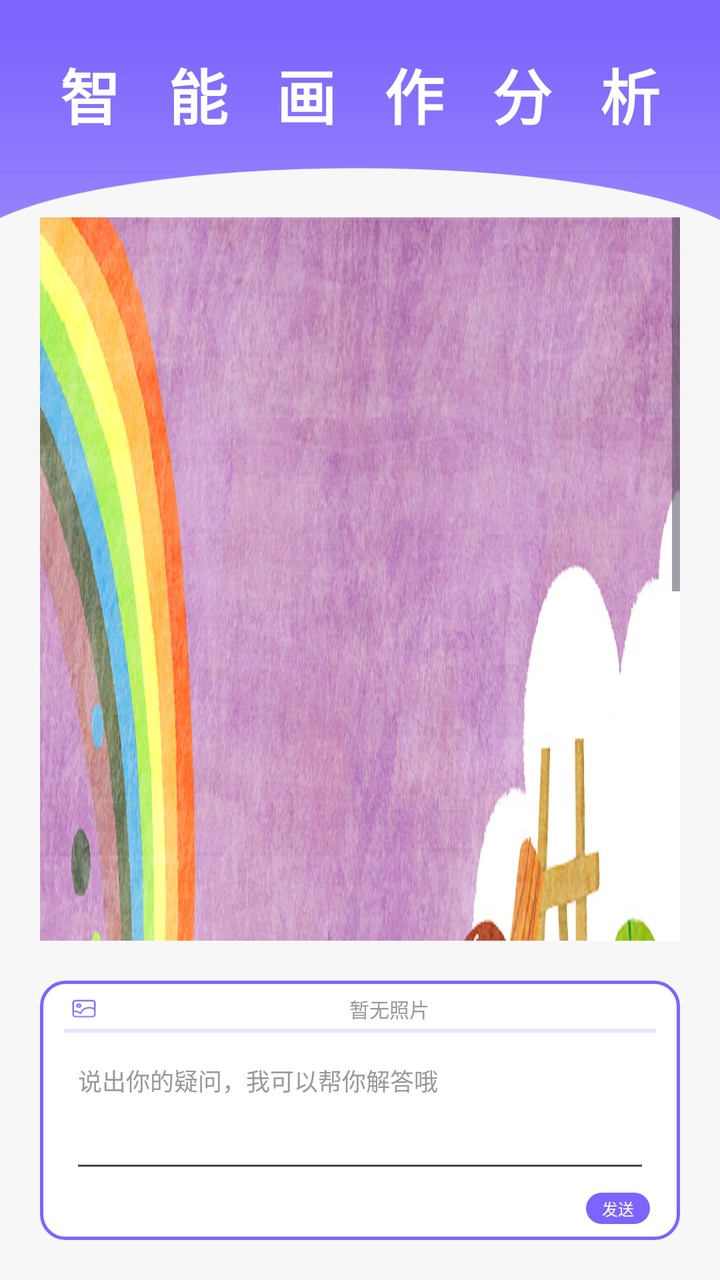
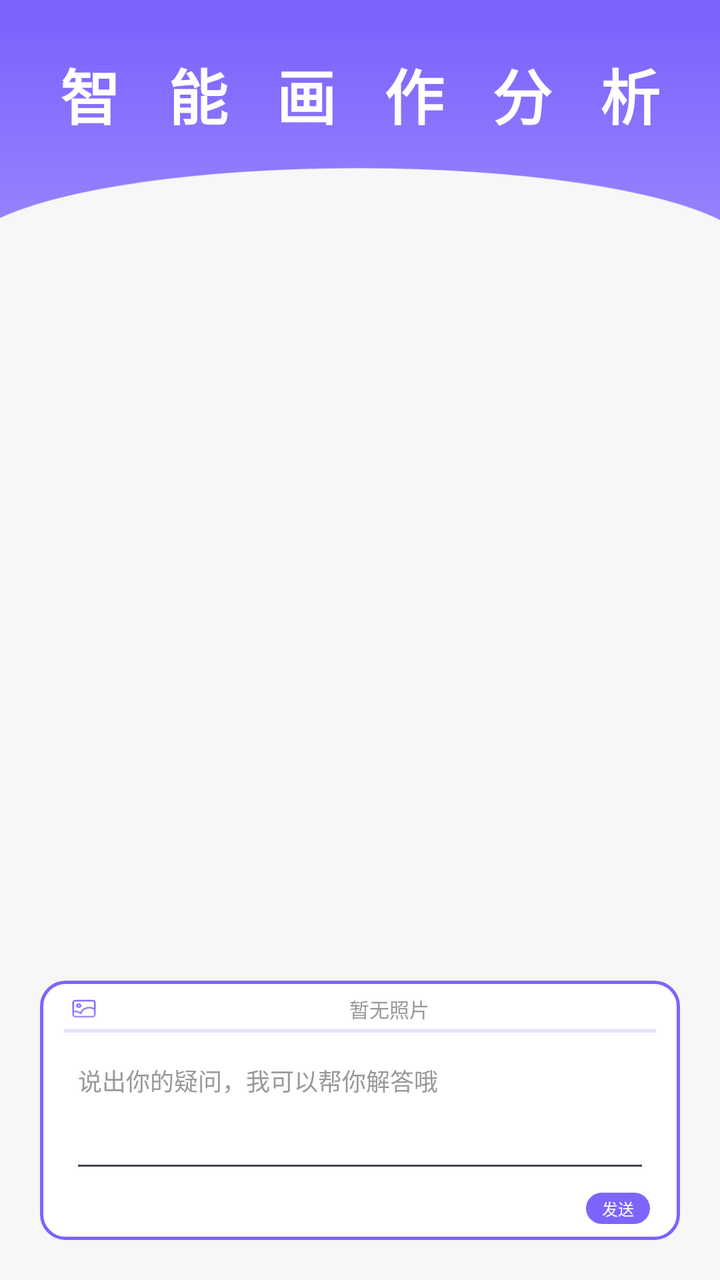

An Android layout rendered at two revisions. The XML below is the earlier revision; the diff shows what the commit changed to produce the second picture.
<!-- AndroidManifest.xml: application theme Theme.AIDraw -->
<!-- res/layout/activity_intelligent.xml -->
<?xml version="1.0" encoding="utf-8"?>
<androidx.constraintlayout.widget.ConstraintLayout xmlns:android="http://schemas.android.com/apk/res/android"
    xmlns:app="http://schemas.android.com/apk/res-auto"
    xmlns:tools="http://schemas.android.com/tools"
    android:layout_width="match_parent"
    android:layout_height="match_parent"
    android:background="#F7F7F7"
    tools:context=".CommunityFragment">

    <View
        android:id="@+id/view"
        android:layout_width="match_parent"
        android:layout_height="110dp"
        android:background="@drawable/homework_and_points_top"
        app:layout_constraintTop_toTopOf="parent" />

    <TextView
        android:id="@+id/textView"
        android:layout_width="match_parent"
        android:layout_height="wrap_content"
        android:layout_marginTop="25dp"
        android:gravity="center"
        android:letterSpacing="0.8"
        android:text="智能画作分析"
        android:textColor="#FFFFFFFF"
        android:textSize="30sp"
        android:textStyle="bold"
        app:layout_constraintTop_toTopOf="parent" />

    <ScrollView
        android:id="@+id/scrollView3"
        android:layout_width="match_parent"
        android:layout_height="0dp"
        android:layout_marginTop="40dp"
        android:layout_marginLeft="20dp"
        android:layout_marginRight="20dp"
        android:layout_marginBottom="20dp"
        app:layout_constraintBottom_toTopOf="@+id/constraintLayout"
        app:layout_constraintTop_toBottomOf="@+id/textView">

        <androidx.constraintlayout.widget.ConstraintLayout
            android:layout_width="match_parent"
            android:layout_height="wrap_content">

            <ImageView
                android:id="@+id/imageView"
                android:layout_width="match_parent"
                android:layout_height="700dp"
                android:scaleType="fitXY"
                android:src="@drawable/works"
                app:layout_constraintTop_toTopOf="parent"/>
        </androidx.constraintlayout.widget.ConstraintLayout>
    </ScrollView>

    <androidx.constraintlayout.widget.ConstraintLayout
        android:id="@+id/constraintLayout"
        android:layout_width="match_parent"
        android:layout_height="wrap_content"
        android:background="@drawable/edittext_12"
        android:layout_margin="20dp"
        app:layout_constraintBottom_toBottomOf="parent"
        app:layout_constraintEnd_toEndOf="parent"
        app:layout_constraintStart_toStartOf="parent">
        
        <ImageView
            android:id="@+id/imageView_intelligent"
            android:layout_width="14dp"
            android:layout_height="12dp"
            android:src="@drawable/ai_picture"
            android:scaleType="fitXY"
            android:layout_marginLeft="15dp"
            android:layout_marginTop="8dp"
            app:layout_constraintTop_toTopOf="parent"
            app:layout_constraintStart_toStartOf="parent" />

        <TextView
            android:id="@+id/intelligent_image"
            android:layout_width="wrap_content"
            android:layout_height="wrap_content"
            android:layout_marginLeft="20dp"
            android:layout_marginRight="20dp"
            android:textColor="#FF999999"
            android:textSize="10dp"
            android:text="暂无照片"
            app:layout_constraintTop_toTopOf="@+id/imageView_intelligent"
            app:layout_constraintBottom_toBottomOf="@+id/imageView_intelligent"
            app:layout_constraintStart_toEndOf="@+id/imageView_intelligent"
            app:layout_constraintEnd_toEndOf="parent"/>

        <View
            android:id="@+id/view2"
            android:layout_width="match_parent"
            android:layout_height="2dp"
            android:background="#FFE8E3FF"
            android:layout_marginTop="4dp"
            android:layout_marginLeft="12dp"
            android:layout_marginRight="12dp"
            app:layout_constraintTop_toBottomOf="@+id/imageView_intelligent"
            app:layout_constraintEnd_toEndOf="parent"
            app:layout_constraintStart_toStartOf="parent" />

        <EditText
            android:id="@+id/editText"
            android:layout_width="match_parent"
            android:layout_height="70dp"
            android:textColor="#FF999999"
            android:textSize="12sp"
            android:text="说出你的疑问，我可以帮你解答哦"
            android:minLines="1"
            android:gravity="top"
            android:layout_marginTop="5dp"
            android:layout_marginLeft="15dp"
            android:layout_marginRight="15dp"
            app:layout_constraintTop_toBottomOf="@+id/view2"
            app:layout_constraintEnd_toEndOf="parent"
            app:layout_constraintStart_toStartOf="parent" />

        <TextView
            android:id="@+id/send"
            android:layout_width="wrap_content"
            android:layout_height="wrap_content"
            android:background="@drawable/point_2"
            android:paddingLeft="8dp"
            android:paddingRight="8dp"
            android:paddingTop="2dp"
            android:paddingBottom="2dp"
            android:gravity="center"
            android:text="发送"
            android:textColor="#FFFFFFFF"
            android:textSize="8sp"
            android:layout_marginTop="5dp"
            android:layout_marginRight="15dp"
            android:layout_marginBottom="8dp"
            app:layout_constraintTop_toBottomOf="@+id/editText"
            app:layout_constraintBottom_toBottomOf="parent"
            app:layout_constraintEnd_toEndOf="parent" />
    </androidx.constraintlayout.widget.ConstraintLayout>
</androidx.constraintlayout.widget.ConstraintLayout>
<!-- resources referenced by this layout -->
<resources>
  <!-- drawable ai_picture: png bitmap (drawable, 1239 bytes) -->
  <!-- drawable edittext_12 (drawable) -->
  <?xml version="1.0" encoding="utf-8"?>
  
  <shape xmlns:android="http://schemas.android.com/apk/res/android">
      <stroke
          android:width="1.5dp"
          android:color="#FF7E64FD"/>
  
      <solid
          android:color="#FFFFFF"/>
  
      <corners
          android:bottomLeftRadius="12dp"
          android:bottomRightRadius="12dp"
          android:topLeftRadius="12dp"
          android:topRightRadius="12dp"/>
  </shape>
  <!-- drawable homework_and_points_top: png bitmap (drawable, 6838 bytes) -->
  <!-- drawable point_2 (drawable) -->
  <?xml version="1.0" encoding="utf-8"?>
  
  <shape xmlns:android="http://schemas.android.com/apk/res/android">
  
      <solid
          android:color="#FF7E64FD"/>
  
      <corners
          android:bottomLeftRadius="39dp"
          android:bottomRightRadius="39dp"
          android:topLeftRadius="39dp"
          android:topRightRadius="39dp"/>
  </shape>
  <!-- drawable works: jpg bitmap (drawable, 763510 bytes) -->
  <style name="Theme.AIDraw" parent="Base.Theme.AIDraw" />
  <style name="Base.Theme.AIDraw" parent="Theme.Material3.DayNight.NoActionBar">
          
          
      </style>
</resources>

<!-- the commit's change to res/layout/activity_intelligent.xml (unified diff, before → after) -->
@@ -40,15 +40,16 @@
 
         <androidx.constraintlayout.widget.ConstraintLayout
             android:layout_width="match_parent"
-            android:layout_height="wrap_content">
-
-            <ImageView
-                android:id="@+id/imageView"
+            android:layout_height="wrap_content"
+            android:animateLayoutChanges="true">
+
+            <androidx.recyclerview.widget.RecyclerView
+                android:id="@+id/recyclerView"
                 android:layout_width="match_parent"
-                android:layout_height="700dp"
-                android:scaleType="fitXY"
-                android:src="@drawable/works"
-                app:layout_constraintTop_toTopOf="parent"/>
+                android:layout_height="wrap_content"
+                tools:listitem="@layout/item_container_message"
+                app:layout_constraintTop_toTopOf="parent"
+                app:layout_constraintBottom_toBottomOf="parent"/>
         </androidx.constraintlayout.widget.ConstraintLayout>
     </ScrollView>
 
@@ -136,3 +137,99 @@
             app:layout_constraintEnd_toEndOf="parent" />
     </androidx.constraintlayout.widget.ConstraintLayout>
 </androidx.constraintlayout.widget.ConstraintLayout>
+<!-- res/layout/item_container_message.xml (included above) -->
+<?xml version="1.0" encoding="utf-8"?>
+<androidx.constraintlayout.widget.ConstraintLayout xmlns:android="http://schemas.android.com/apk/res/android"
+    android:layout_width="match_parent"
+    android:layout_height="wrap_content"
+    xmlns:app="http://schemas.android.com/apk/res-auto">
+
+    <androidx.constraintlayout.widget.ConstraintLayout
+        android:id="@+id/constraintLayout1"
+        android:layout_width="match_parent"
+        android:layout_height="wrap_content"
+        app:layout_constraintTop_toTopOf="parent">
+
+        <androidx.cardview.widget.CardView
+            android:id="@+id/imageView"
+            android:layout_width="32dp"
+            android:layout_height="32dp"
+            android:layout_margin="10dp"
+            app:cardCornerRadius="360dp"
+            app:layout_constraintEnd_toEndOf="parent"
+            app:layout_constraintTop_toTopOf="parent">
+
+            <ImageView
+                android:id="@+id/send_head"
+                android:layout_width="match_parent"
+                android:layout_height="match_parent"
+                android:background="#FF999999"/>
+        </androidx.cardview.widget.CardView>
+
+        <TextView
+            android:id="@+id/send_message"
+            android:layout_width="300dp"
+            android:layout_height="wrap_content"
+            android:layout_marginRight="10dp"
+            android:textColor="#FFFFFF"
+            android:textSize="11sp"
+            android:padding="10dp"
+            android:background="@drawable/background_send_message"
+            app:layout_constraintTop_toTopOf="@+id/imageView"
+            app:layout_constraintEnd_toStartOf="@+id/imageView"/>
+
+        <androidx.cardview.widget.CardView
+            android:id="@+id/imageView2"
+            android:layout_width="wrap_content"
+            android:layout_height="wrap_content"
+            android:layout_margin="10dp"
+            app:cardCornerRadius="8dp"
+            app:layout_constraintTop_toBottomOf="@+id/send_message"
+            app:layout_constraintEnd_toEndOf="@+id/send_message"
+            app:layout_constraintBottom_toBottomOf="parent">
+
+            <ImageView
+                android:id="@+id/send_work"
+                android:adjustViewBounds="true"
+                android:layout_width="wrap_content"
+                android:layout_height="wrap_content"
+                android:maxHeight="75dp"/>
+        </androidx.cardview.widget.CardView>
+    </androidx.constraintlayout.widget.ConstraintLayout>
+
+    <androidx.constraintlayout.widget.ConstraintLayout
+        android:id="@+id/constraintLayout2"
+        android:layout_width="match_parent"
+        android:layout_height="wrap_content"
+        app:layout_constraintTop_toBottomOf="@+id/constraintLayout1"
+        app:layout_constraintBottom_toBottomOf="parent">
+
+        <androidx.cardview.widget.CardView
+            android:id="@+id/imageView3"
+            android:layout_width="32dp"
+            android:layout_height="32dp"
+            android:layout_margin="10dp"
+            app:cardCornerRadius="360dp"
+            app:layout_constraintStart_toStartOf="parent"
+            app:layout_constraintTop_toTopOf="parent">
+
+            <ImageView
+                android:id="@+id/receive_head"
+                android:layout_width="match_parent"
+                android:layout_height="match_parent"
+                android:background="#FFDA29"/>
+        </androidx.cardview.widget.CardView>
+
+        <TextView
+            android:id="@+id/receive_message"
+            android:layout_width="300dp"
+            android:layout_height="wrap_content"
+            android:layout_marginLeft="10dp"
+            android:textColor="#333333"
+            android:textSize="11sp"
+            android:padding="10dp"
+            android:background="@drawable/background_receive_message"
+            app:layout_constraintTop_toTopOf="@+id/imageView3"
+            app:layout_constraintStart_toEndOf="@+id/imageView3"/>
+    </androidx.constraintlayout.widget.ConstraintLayout>
+</androidx.constraintlayout.widget.ConstraintLayout>
<!-- resource entries referenced after the edit -->
@@ -1,6 +1,26 @@
 <!-- resources referenced by this layout -->
 <resources>
   <!-- drawable ai_picture: png bitmap (drawable, 1239 bytes) -->
+  <!-- drawable background_receive_message (drawable) -->
+  <?xml version="1.0" encoding="utf-8"?>
+  <shape xmlns:android="http://schemas.android.com/apk/res/android">
+  
+      <solid
+          android:color="#FFDA29"/>
+  
+      <corners
+          android:radius="8dp"/>
+  </shape>
+  <!-- drawable background_send_message (drawable) -->
+  <?xml version="1.0" encoding="utf-8"?>
+  <shape xmlns:android="http://schemas.android.com/apk/res/android">
+  
+      <solid
+          android:color="#7E64FD"/>
+  
+      <corners
+          android:radius="8dp"/>
+  </shape>
   <!-- drawable edittext_12 (drawable) -->
   <?xml version="1.0" encoding="utf-8"?>
   
@@ -33,7 +53,6 @@
           android:topLeftRadius="39dp"
           android:topRightRadius="39dp"/>
   </shape>
-  <!-- drawable works: jpg bitmap (drawable, 763510 bytes) -->
   <style name="Theme.AIDraw" parent="Base.Theme.AIDraw" />
   <style name="Base.Theme.AIDraw" parent="Theme.Material3.DayNight.NoActionBar">
           
